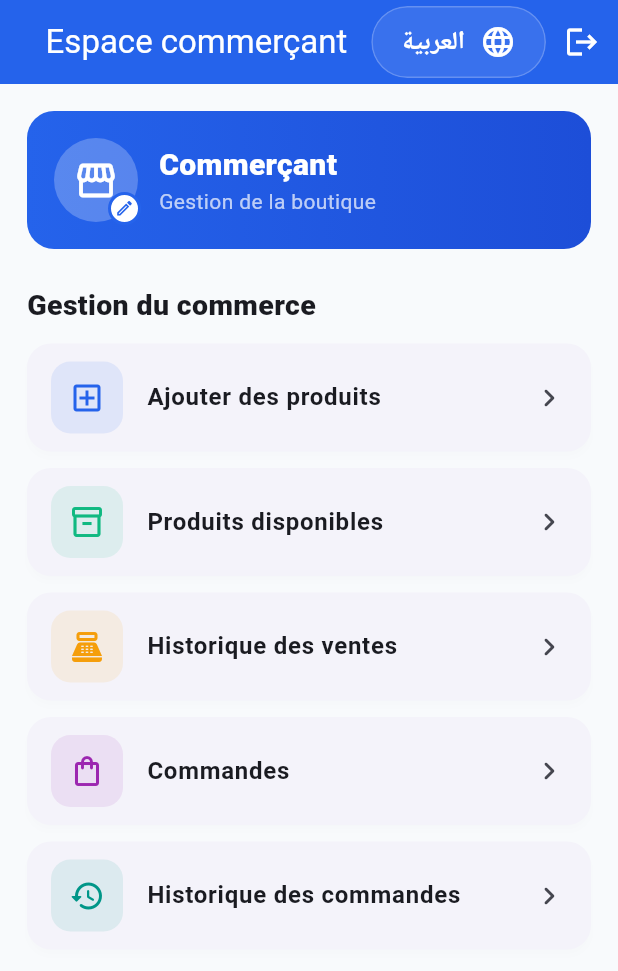
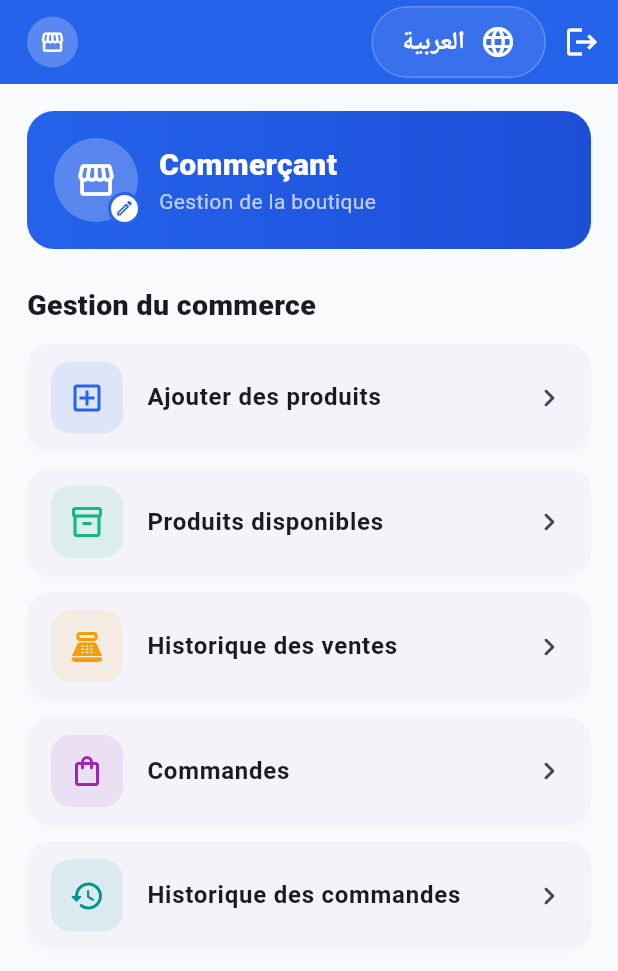
Before and after one commit to saiid27/livraison, a Flutter app: the MerchantHomePage screen opened by its route, on a phone screen of 412 x 824 dp. Shown: the top 971 px of the screen. Run offline on Flutter 3.47's test engine with Material 3 defaults, Android fonts, the phone set to English and light mode, and no system bars; our stand-ins replace audioplayers, dio, flutter_map, flutter_riverpod, flutter_secure_storage, flutter_svg and 3 more; accounts and stored records are empty; network calls fail; project files that could hold a hidden picture were left out.

Commit message:
Replace merchant app bar title with avatar

```diff
--- a/delivery_app/lib/features/merchant/presentation/pages/merchant_home_page.dart
+++ b/delivery_app/lib/features/merchant/presentation/pages/merchant_home_page.dart
@@ -63,7 +63,7 @@ class _MerchantHomePageState extends ConsumerState<MerchantHomePage> {
     return Scaffold(
       backgroundColor: AppColors.background,
       appBar: AppBar(
-        title: Text(isAr ? 'مساحة التاجر' : 'Espace commerçant'),
+        title: _MerchantAvatarButton(avatarUrl: avatarUrl, radius: 17),
         actions: const [LanguageButton(), LogoutButton()],
       ),
       body: ListView(
@@ -85,20 +85,7 @@ class _MerchantHomePageState extends ConsumerState<MerchantHomePage> {
                   child: Stack(
                     clipBehavior: Clip.none,
                     children: [
-                      CircleAvatar(
-                        radius: 28,
-                        backgroundColor: Colors.white24,
-                        backgroundImage: avatarUrl == null
-                            ? null
-                            : NetworkImage(avatarUrl),
-                        child: avatarUrl == null
-                            ? const Icon(
-                                Icons.storefront,
-                                color: Colors.white,
-                                size: 30,
-                              )
-                            : null,
-                      ),
+                      _MerchantAvatar(avatarUrl: avatarUrl, radius: 28),
                       Positioned(
                         right: -2,
                         bottom: -2,
@@ -167,6 +154,47 @@ class _MerchantHomePageState extends ConsumerState<MerchantHomePage> {
   }
 }
 
+class _MerchantAvatarButton extends StatelessWidget {
+  const _MerchantAvatarButton({required this.avatarUrl, required this.radius});
+
+  final String? avatarUrl;
+  final double radius;
+
+  @override
+  Widget build(BuildContext context) {
+    return Align(
+      alignment: AlignmentDirectional.centerStart,
+      child: InkWell(
+        onTap: () => context.go('/merchant/profile'),
+        borderRadius: BorderRadius.circular(999),
+        child: Padding(
+          padding: const EdgeInsets.all(2),
+          child: _MerchantAvatar(avatarUrl: avatarUrl, radius: radius),
+        ),
+      ),
+    );
+  }
+}
+
+class _MerchantAvatar extends StatelessWidget {
+  const _MerchantAvatar({required this.avatarUrl, required this.radius});
+
+  final String? avatarUrl;
+  final double radius;
+
+  @override
+  Widget build(BuildContext context) {
+    return CircleAvatar(
+      radius: radius,
+      backgroundColor: Colors.white24,
+      backgroundImage: avatarUrl == null ? null : NetworkImage(avatarUrl!),
+      child: avatarUrl == null
+          ? Icon(Icons.storefront, color: Colors.white, size: radius)
+          : null,
+    );
+  }
+}
+
 class _MerchantItem {
   final String title;
   final IconData icon;
```
